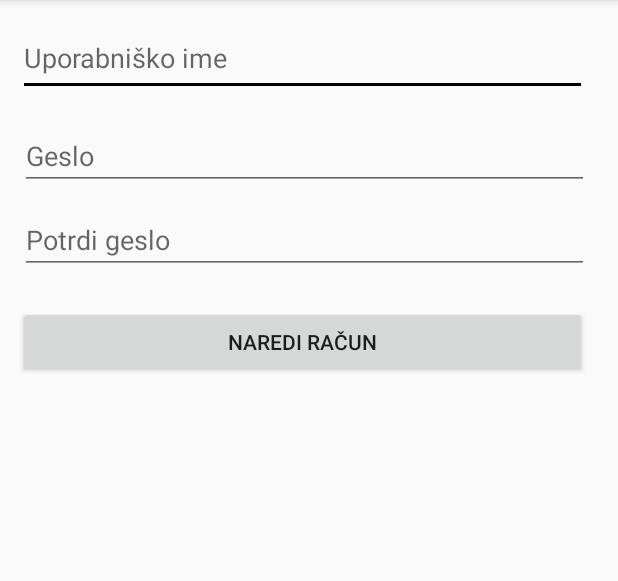
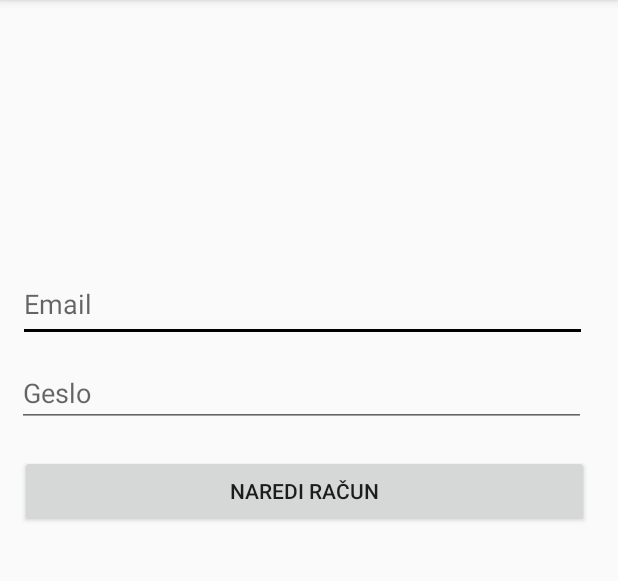
Before and after one commit to denisbobovnik/ShoppingPlus, an Android app: the RegisterActivity screen opened directly, with no data from a screen before it, on a phone screen of 412 x 824 dp, the part 84-665 px from its top. Run offline under Robolectric (Android 15) with nearby library versions, the phone set to English and light mode, and no system bars; our stand-ins replace Firebase (no records; nobody signed in at launch, a user with empty details on screens opened directly).

Commit message:
dopolnitve v UI, sprememba uporabniskega imena v email (za potrebe firebase auth), dodana dovoljenja za internet v manifest in auth dependancy v build.gradle na app nivoju, dodana registracija uproabnikov s pomočjo email in 6-znakovnega gesla ter dodanih nekaj stringov v strings.xml

```diff
--- a/app/build.gradle
+++ b/app/build.gradle
@@ -28,6 +28,8 @@ dependencies {
 
     implementation 'com.android.volley:volley:1.1.0'
     implementation 'com.google.firebase:firebase-core:16.0.1'
+    implementation 'com.google.firebase:firebase-database:16.0.1'
+    implementation 'com.google.firebase:firebase-auth:16.0.1'
     //fajn, da ostali v svojem okolju tudi to dodajo!
 }
 apply plugin: 'com.google.gms.google-services'
--- a/app/src/main/AndroidManifest.xml
+++ b/app/src/main/AndroidManifest.xml
@@ -1,6 +1,8 @@
 <?xml version="1.0" encoding="utf-8"?>
 <manifest xmlns:android="http://schemas.android.com/apk/res/android"
     package="com.shoppingplus.shoppingplus">
+
+    <uses-permission android:name="android.permission.INTERNET" />
 
     <application
         android:allowBackup="true"
--- a/app/src/main/java/com/shoppingplus/shoppingplus/RegisterActivity.java
+++ b/app/src/main/java/com/shoppingplus/shoppingplus/RegisterActivity.java
@@ -1,13 +1,96 @@
 package com.shoppingplus.shoppingplus;
 
+import android.app.ProgressDialog;
+import android.support.annotation.NonNull;
 import android.support.v7.app.AppCompatActivity;
 import android.os.Bundle;
+import android.text.TextUtils;
+import android.util.Patterns;
+import android.view.View;
+import android.widget.Button;
+import android.widget.EditText;
+import android.widget.Toast;
+import com.google.android.gms.tasks.OnCompleteListener;
+import com.google.android.gms.tasks.Task;
+import com.google.firebase.auth.AuthResult;
+import com.google.firebase.auth.FirebaseAuth;
 
 public class RegisterActivity extends AppCompatActivity {
+
+    private EditText etEmailReg;
+    private EditText etPasswordReg;
+    private Button btnCreateAccountReg;
+    private ProgressDialog progressDialog;
+    private FirebaseAuth firebaseAuth;
 
     @Override
     protected void onCreate(Bundle savedInstanceState) {
         super.onCreate(savedInstanceState);
         setContentView(R.layout.activity_register);
+
+        firebaseAuth = FirebaseAuth.getInstance();
+
+        progressDialog = new ProgressDialog(this);
+
+        etEmailReg = (EditText) findViewById(R.id.etEmailReg);
+        etPasswordReg = (EditText) findViewById(R.id.etPasswordReg);
+
+        btnCreateAccountReg = (Button) findViewById(R.id.btnCreateAccountReg);
+        btnCreateAccountReg.setOnClickListener(new View.OnClickListener() {
+            @Override
+            public void onClick(View v) {
+                registerUser();
+            }
+        });
+
+    }
+    private void registerUser() {
+        String email = etEmailReg.getText().toString().trim();
+        String password = etPasswordReg.getText().toString().trim();
+
+        if(email.isEmpty()) {
+            etEmailReg.setError(getResources().getString(R.string.emailRequired));
+            etEmailReg.requestFocus();
+            return;
+        }
+
+        if(!Patterns.EMAIL_ADDRESS.matcher(email).matches()) {
+            etEmailReg.setError(getResources().getString(R.string.emailInvalid));
+            etEmailReg.requestFocus();
+            return;
+        }
+
+        if(password.isEmpty()) {
+            etPasswordReg.setError(getResources().getString(R.string.passwordRequired));
+            etPasswordReg.requestFocus();
+            return;
+        }
+
+        if(password.length()<6) {
+            etPasswordReg.setError(getResources().getString(R.string.passwordInvalid));
+            etPasswordReg.requestFocus();
+            return;
+        }
+
+        progressDialog.setMessage(getResources().getString(R.string.registering));
+        progressDialog.show();
+
+        firebaseAuth.createUserWithEmailAndPassword(email, password)
+        .addOnCompleteListener(new OnCompleteListener<AuthResult>() {
+            @Override
+            public void onComplete(@NonNull Task<AuthResult> task) {
+                if(task.isSuccessful()) {
+                    progressDialog.hide();
+                    etEmailReg.setText("");
+                    etPasswordReg.setText("");
+                    Toast.makeText(RegisterActivity.this, getResources().getString(R.string.registrationSuccess), Toast.LENGTH_SHORT).show();
+                } else {
+                    progressDialog.hide();
+                    etEmailReg.setText("");
+                    etPasswordReg.setText("");
+                    Toast.makeText(RegisterActivity.this, getResources().getString(R.string.registrationFailed), Toast.LENGTH_SHORT).show();
+                }
+            }
+        });
     }
 }
--- a/app/src/main/res/layout/activity_register.xml
+++ b/app/src/main/res/layout/activity_register.xml
@@ -4,43 +4,30 @@
     xmlns:tools="http://schemas.android.com/tools"
     android:layout_width="match_parent"
     android:layout_height="match_parent"
-    tools:context=".RegisterActivity">
+    tools:context=".RegisterActivity"
+    android:orientation="vertical">
 
     <EditText
-        android:id="@+id/etUsernameReg"
+        android:id="@+id/etEmailReg"
         android:layout_width="379dp"
         android:layout_height="50dp"
         android:layout_alignParentTop="true"
         android:layout_marginStart="12dp"
-        android:layout_marginTop="14dp"
+        android:layout_marginTop="178dp"
         android:ems="10"
-        android:hint="@string/username"
+        android:hint="@string/email"
         android:inputType="textPersonName"
         app:layout_constraintStart_toStartOf="parent"
         tools:layout_editor_absoluteY="16dp" />
 
     <EditText
-        android:id="@+id/etPasswordRepeatReg"
-        android:layout_width="379dp"
-        android:layout_height="wrap_content"
-        android:layout_alignParentTop="true"
-        android:layout_alignParentEnd="true"
-        android:layout_marginTop="137dp"
-        android:layout_marginEnd="19dp"
-        android:ems="10"
-        android:hint="@string/repeat_password"
-        android:inputType="textPassword"
-        tools:layout_editor_absoluteX="12dp"
-        tools:layout_editor_absoluteY="79dp" />
-
-    <EditText
         android:id="@+id/etPasswordReg"
         android:layout_width="379dp"
         android:layout_height="wrap_content"
-        android:layout_below="@+id/etUsernameReg"
+        android:layout_below="@+id/etEmailReg"
         android:layout_alignParentEnd="true"
-        android:layout_marginTop="17dp"
-        android:layout_marginEnd="19dp"
+        android:layout_marginTop="11dp"
+        android:layout_marginEnd="21dp"
         android:ems="10"
         android:hint="@string/password"
         android:inputType="textPassword"
@@ -51,10 +38,10 @@
         android:id="@+id/btnCreateAccountReg"
         android:layout_width="379dp"
         android:layout_height="wrap_content"
-        android:layout_alignStart="@+id/etPasswordRepeatReg"
+        android:layout_alignStart="@+id/etEmailReg"
         android:layout_alignParentTop="true"
-        android:layout_marginStart="-1dp"
-        android:layout_marginTop="204dp"
+        android:layout_marginStart="1dp"
+        android:layout_marginTop="303dp"
         android:text="@string/create_account" />
 
 </RelativeLayout>
--- a/app/src/main/res/values/strings.xml
+++ b/app/src/main/res/values/strings.xml
@@ -1,9 +1,16 @@
 <resources>
     <string name="app_name">ShoppingPlus</string>
-    <string name="username">Uporabniško ime</string>
+    <string name="email">Email</string>
     <string name="password">Geslo</string>
     <string name="repeat_password">Potrdi geslo</string>
     <string name="create_account">Naredi račun</string>
     <string name="login">Prijava</string>
     <string name="welcome">Dobrodošli</string>
+    <string name="registrationFailed">Registracija neuspešna! Prosim, poskusite ponovno.</string>
+    <string name="registrationSuccess">Registracija uspešna!</string>
+    <string name="registering">Registriram uporabnika...</string>
+    <string name="passwordRequired">Geslo je obvezno!</string>
+    <string name="emailRequired">Email je obvezen!</string>
+    <string name="emailInvalid">Neveljaven email!</string>
+    <string name="passwordInvalid">Geslo mora imeti 6 znakov!</string>
 </resources>
```
Also changed, not shown: app/src/main/java/com/shoppingplus/shoppingplus/KarticeActivity.java (+13 -0 lines), app/src/main/java/com/shoppingplus/shoppingplus/LoginActivity.java (+26 -0 lines), app/src/main/res/layout/activity_kartice.xml (+10 -9 lines), app/src/main/res/layout/activity_login.xml (+12 -10 lines).
